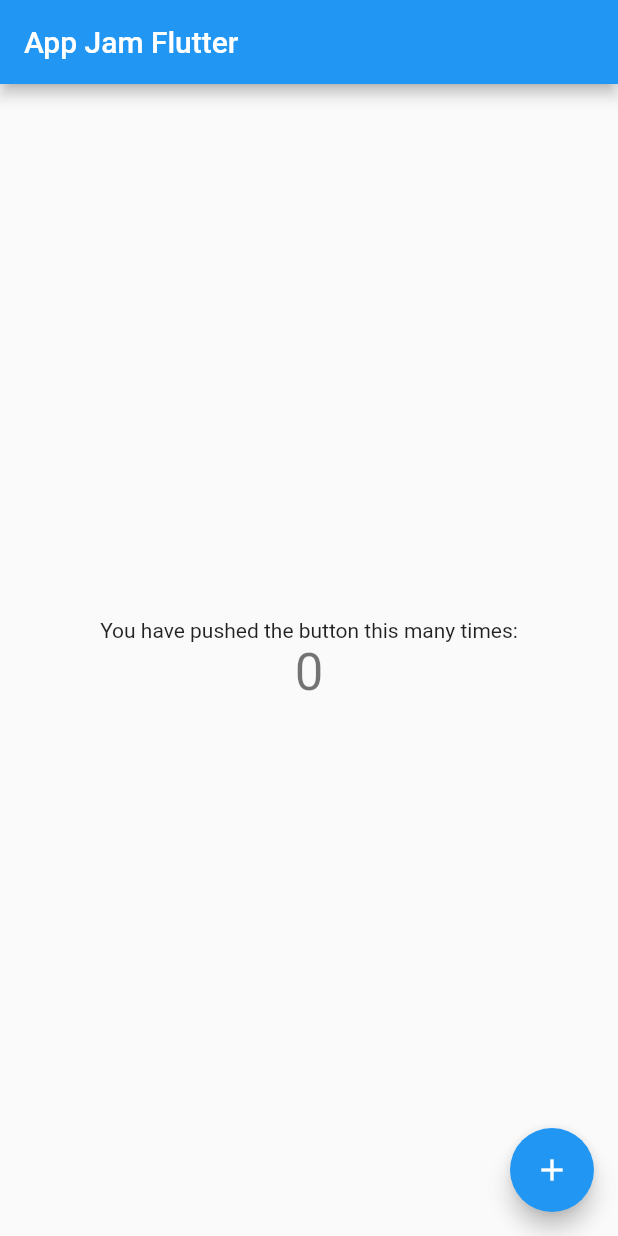
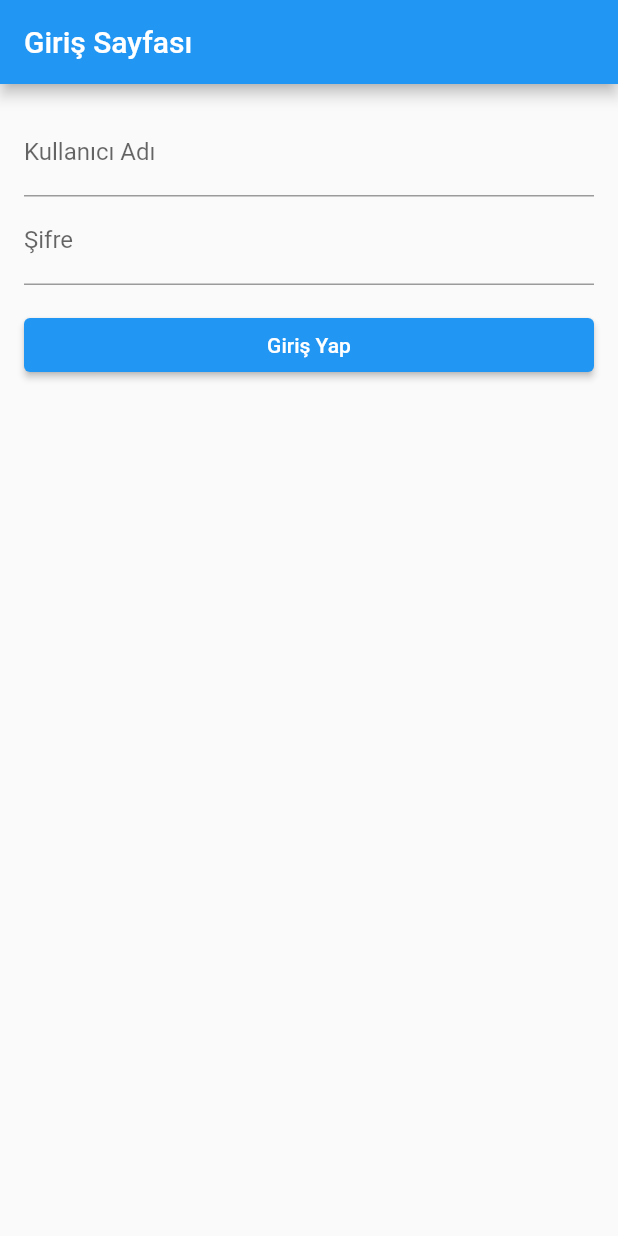
Before and after one commit to huseyinasan/AkademiTakip-AppJam, a Flutter app: the screen it shows after launch, on a phone screen of 412 x 824 dp. Run offline on Flutter 3.47's test engine with Material 2 defaults, Android fonts, the phone set to English and light mode, and no system bars.

Commit message:
structure of app is ready

```diff
--- a/lib/main.dart
+++ b/lib/main.dart
@@ -1,66 +1,15 @@
+import 'package:appjam/screens/login_page.dart';
 import 'package:flutter/material.dart';
 
 void main() {
-  runApp(const MyApp());
+  runApp(MyApp());
 }
 
 class MyApp extends StatelessWidget {
-  const MyApp({super.key});
   @override
   Widget build(BuildContext context) {
     return MaterialApp(
-      title: 'Flutter Demo',
-      theme: ThemeData(
-        primarySwatch: Colors.blue,
-      ),
-      home: const MyHomePage(title: 'App Jam Flutter'),
+      home: LoginPage(),
     );
   }
 }
-
-class MyHomePage extends StatefulWidget {
-  const MyHomePage({super.key, required this.title});
-
-  final String title;
-
-  @override
-  State<MyHomePage> createState() => _MyHomePageState();
-}
-
-class _MyHomePageState extends State<MyHomePage> {
-  int _counter = 0;
-
-  void _incrementCounter() {
-    setState(() {
-      _counter++;
-    });
-  }
-
-  @override
-  Widget build(BuildContext context) {
-    return Scaffold(
-      appBar: AppBar(
-        title: Text(widget.title),
-      ),
-      body: Center(
-        child: Column(
-          mainAxisAlignment: MainAxisAlignment.center,
-          children: <Widget>[
-            const Text(
-              'You have pushed the button this many times:',
-            ),
-            Text(
-              '$_counter',
-              style: Theme.of(context).textTheme.headlineMedium,
-            ),
-          ],
-        ),
-      ),
-      floatingActionButton: FloatingActionButton(
-        onPressed: _incrementCounter,
-        tooltip: 'Increment',
-        child: const Icon(Icons.add),
-      ),
-    );
-  }
-}
--- /dev/null
+++ b/lib/screens/login_page.dart
@@ -0,0 +1,91 @@
+import 'package:appjam/screens/ana_panel.dart';
+import 'package:flutter/material.dart';
+
+void main() {
+  runApp(MyApp());
+}
+
+class MyApp extends StatelessWidget {
+  @override
+  Widget build(BuildContext context) {
+    return MaterialApp(
+      home: LoginPage(),
+    );
+  }
+}
+
+class LoginPage extends StatefulWidget {
+  @override
+  _LoginPageState createState() => _LoginPageState();
+}
+
+class _LoginPageState extends State<LoginPage> {
+  final _formKey = GlobalKey<FormState>();
+
+  String _username = '';
+  String _password = '';
+
+  @override
+  Widget build(BuildContext context) {
+    return Scaffold(
+      appBar: AppBar(
+        title: Text('Giriş Sayfası'),
+      ),
+      body: Padding(
+        padding: EdgeInsets.all(16.0),
+        child: Form(
+          key: _formKey,
+          child: Column(
+            crossAxisAlignment: CrossAxisAlignment.stretch,
+            children: [
+              TextFormField(
+                decoration: InputDecoration(
+                  labelText: 'Kullanıcı Adı',
+                ),
+                validator: (value) {
+                  if (value?.isEmpty ?? true) {
+                    return 'Please enter your username';
+                  }
+                  return null;
+                },
+                onSaved: (value) {
+                  _username = value ?? '';
+                },
+              ),
+              TextFormField(
+                decoration: InputDecoration(
+                  labelText: 'Şifre',
+                ),
+                obscureText: true,
+                validator: (value) {
+                  if (value?.isEmpty ?? true) {
+                    return 'Please enter your username';
+                  }
+                  return null;
+                },
+                onSaved: (value) {
+                  _username = value ?? '';
+                },
+              ),
+              SizedBox(height: 16.0),
+              ElevatedButton(
+                child: Text('Giriş Yap'),
+                onPressed: () {
+                  _navigatePanel(context);
+                },
+              ),
+            ],
+          ),
+        ),
+      ),
+    );
+  }
+}
+
+void _navigatePanel(BuildContext context) {
+  Navigator.of(context).push(MaterialPageRoute(
+    builder: (context) {
+      return AnaPanel();
+    },
+  ));
+}
```
Also changed, not shown: lib/screens/leaderbord.dart (added, +52 -0 lines), lib/screens/profil.dart (added, +20 -0 lines), 37 other files.
